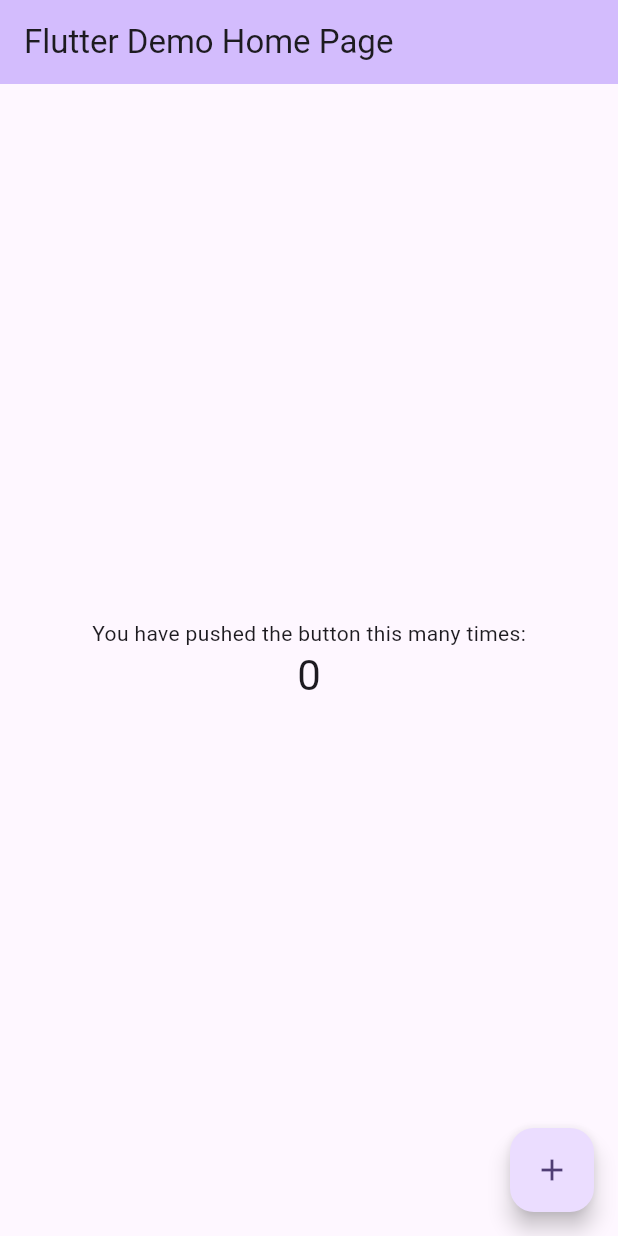
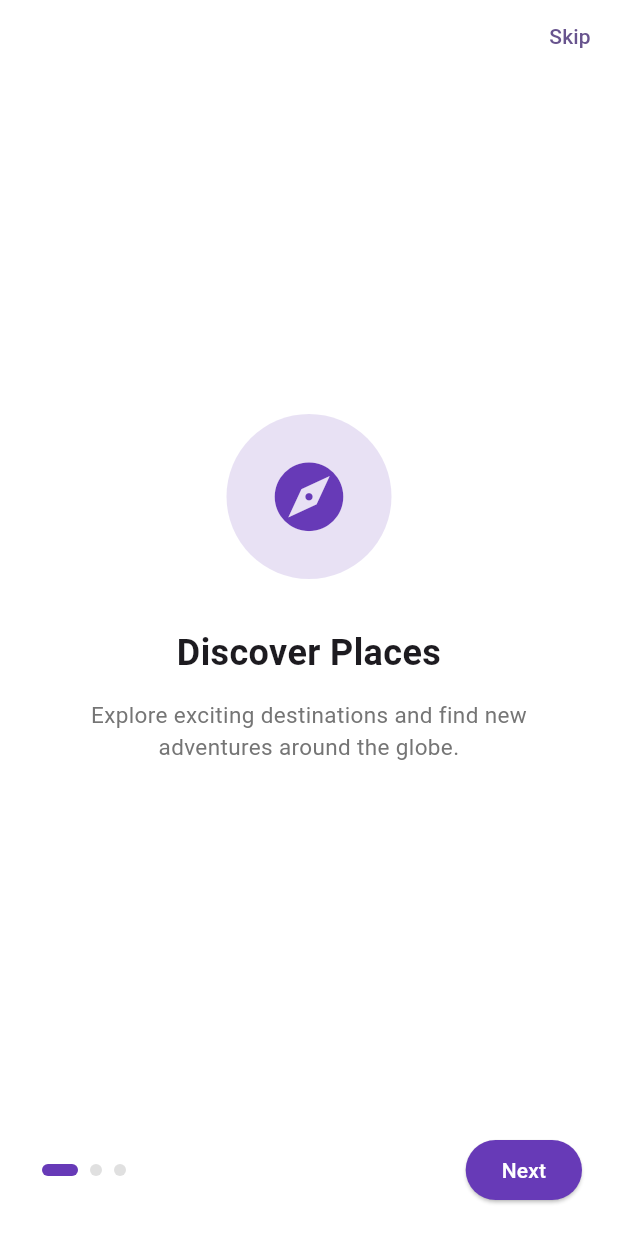
Before and after one commit to charleswereangoye/pageview_widget, a Flutter app: the screen it shows after launch, on a phone screen of 412 x 824 dp. Run offline on Flutter 3.47's test engine with Material 3 defaults, Android fonts, the phone set to English and light mode, and no system bars.

Commit message:
implemented pageview widget on a onboarding screen

```diff
--- a/lib/main.dart
+++ b/lib/main.dart
@@ -7,116 +7,184 @@ void main() {
 class MyApp extends StatelessWidget {
   const MyApp({super.key});
 
-  // This widget is the root of your application.
   @override
   Widget build(BuildContext context) {
     return MaterialApp(
-      title: 'Flutter Demo',
+      debugShowCheckedModeBanner: false,
+      title: 'PageView Demo',
       theme: ThemeData(
-        // This is the theme of your application.
-        //
-        // TRY THIS: Try running your application with "flutter run". You'll see
-        // the application has a purple toolbar. Then, without quitting the app,
-        // try changing the seedColor in the colorScheme below to Colors.green
-        // and then invoke "hot reload" (save your changes or press the "hot
-        // reload" button in a Flutter-supported IDE, or press "r" if you used
-        // the command line to start the app).
-        //
-        // Notice that the counter didn't reset back to zero; the application
-        // state is not lost during the reload. To reset the state, use hot
-        // restart instead.
-        //
-        // This works for code too, not just values: Most code changes can be
-        // tested with just a hot reload.
-        colorScheme: .fromSeed(seedColor: Colors.deepPurple),
+        useMaterial3: true,
+        colorSchemeSeed: Colors.deepPurple,
       ),
-      home: const MyHomePage(title: 'Flutter Demo Home Page'),
+      home: const OnboardingScreen(),
     );
   }
 }
 
-class MyHomePage extends StatefulWidget {
-  const MyHomePage({super.key, required this.title});
-
-  // This widget is the home page of your application. It is stateful, meaning
-  // that it has a State object (defined below) that contains fields that affect
-  // how it looks.
-
-  // This class is the configuration for the state. It holds the values (in this
-  // case the title) provided by the parent (in this case the App widget) and
-  // used by the build method of the State. Fields in a Widget subclass are
-  // always marked "final".
-
-  final String title;
+class OnboardingScreen extends StatefulWidget {
+  const OnboardingScreen({super.key});
 
   @override
-  State<MyHomePage> createState() => _MyHomePageState();
+  State<OnboardingScreen> createState() => _OnboardingScreenState();
 }
 
-class _MyHomePageState extends State<MyHomePage> {
-  int _counter = 0;
+class _OnboardingScreenState extends State<OnboardingScreen> {
+  // Controls page navigation.
+  final PageController _controller = PageController();
 
-  void _incrementCounter() {
-    setState(() {
-      // This call to setState tells the Flutter framework that something has
-      // changed in this State, which causes it to rerun the build method below
-      // so that the display can reflect the updated values. If we changed
-      // _counter without calling setState(), then the build method would not be
-      // called again, and so nothing would appear to happen.
-      _counter++;
-    });
+  // Tracks current page index.
+  int _currentPage = 0;
+
+  @override
+  void dispose() {
+    // Frees memory.
+    _controller.dispose();
+    super.dispose();
+  }
+
+  // Builds individual page UI.
+  Widget _buildPage({
+    required IconData icon,
+    required String title,
+    required String description,
+    required Color color,
+  }) {
+    return Padding(
+      padding: const EdgeInsets.all(32.0),
+      child: Column(
+        mainAxisAlignment: MainAxisAlignment.center,
+        children: [
+          CircleAvatar(
+            radius: 55,
+            backgroundColor: color.withValues(alpha: 0.15),
+            child: Icon(icon, size: 55, color: color),
+          ),
+          const SizedBox(height: 32),
+          Text(
+            title,
+            textAlign: TextAlign.center,
+            style: const TextStyle(
+              fontSize: 24,
+              fontWeight: FontWeight.bold,
+            ),
+          ),
+          const SizedBox(height: 14),
+          Text(
+            description,
+            textAlign: TextAlign.center,
+            style: TextStyle(
+              fontSize: 15,
+              color: Colors.grey.shade600,
+              height: 1.4,
+            ),
+          ),
+        ],
+      ),
+    );
   }
 
   @override
   Widget build(BuildContext context) {
-    // This method is rerun every time setState is called, for instance as done
-    // by the _incrementCounter method above.
-    //
-    // The Flutter framework has been optimized to make rerunning build methods
-    // fast, so that you can just rebuild anything that needs updating rather
-    // than having to individually change instances of widgets.
     return Scaffold(
-      appBar: AppBar(
-        // TRY THIS: Try changing the color here to a specific color (to
-        // Colors.amber, perhaps?) and trigger a hot reload to see the AppBar
-        // change color while the other colors stay the same.
-        backgroundColor: Theme.of(context).colorScheme.inversePrimary,
-        // Here we take the value from the MyHomePage object that was created by
-        // the App.build method, and use it to set our appbar title.
-        title: Text(widget.title),
-      ),
-      body: Center(
-        // Center is a layout widget. It takes a single child and positions it
-        // in the middle of the parent.
+      backgroundColor: Colors.white,
+      body: SafeArea(
         child: Column(
-          // Column is also a layout widget. It takes a list of children and
-          // arranges them vertically. By default, it sizes itself to fit its
-          // children horizontally, and tries to be as tall as its parent.
-          //
-          // Column has various properties to control how it sizes itself and
-          // how it positions its children. Here we use mainAxisAlignment to
-          // center the children vertically; the main axis here is the vertical
-          // axis because Columns are vertical (the cross axis would be
-          // horizontal).
-          //
-          // TRY THIS: Invoke "debug painting" (choose the "Toggle Debug Paint"
-          // action in the IDE, or press "p" in the console), to see the
-          // wireframe for each widget.
-          mainAxisAlignment: .center,
           children: [
-            const Text('You have pushed the button this many times:'),
-            Text(
-              '$_counter',
-              style: Theme.of(context).textTheme.headlineMedium,
+            // Skips to final page.
+            Align(
+              alignment: Alignment.topRight,
+              child: TextButton(
+                onPressed: () {
+                  _controller.jumpToPage(2);
+                },
+                child: const Text('Skip'),
+              ),
+            ),
+
+            // Enables horizontal swiping.
+            Expanded(
+              child: PageView(
+                controller: _controller,
+                onPageChanged: (int index) {
+                  setState(() {
+                    _currentPage = index;
+                  });
+                },
+                children: [
+                  _buildPage(
+                    icon: Icons.explore_rounded,
+                    title: 'Discover Places',
+                    description: 'Explore exciting destinations and find new adventures around the globe.',
+                    color: Colors.deepPurple,
+                  ),
+                  _buildPage(
+                    icon: Icons.bolt_rounded,
+                    title: 'Fast & Simple',
+                    description: 'Plan your trips effortlessly with quick bookings and real-time updates.',
+                    color: Colors.indigo,
+                  ),
+                  _buildPage(
+                    icon: Icons.check_circle_outline_rounded,
+                    title: 'Ready to Go',
+                    description: 'You are all set! Start exploring your dream destinations today.',
+                    color: Colors.teal,
+                  ),
+                ],
+              ),
+            ),
+
+            // Holds dots and next button.
+            Padding(
+              padding: const EdgeInsets.symmetric(horizontal: 24, vertical: 20),
+              child: Row(
+                mainAxisAlignment: MainAxisAlignment.spaceBetween,
+                children: [
+                  // Generates page indicator dots.
+                  Row(
+                    children: List.generate(3, (index) {
+                      final bool isActive = _currentPage == index;
+                      return AnimatedContainer(
+                        duration: const Duration(milliseconds: 300),
+                        margin: const EdgeInsets.symmetric(horizontal: 4),
+                        height: 8,
+                        width: isActive ? 24 : 8,
+                        decoration: BoxDecoration(
+                          color: isActive ? Colors.deepPurple : Colors.grey.shade300,
+                          borderRadius: BorderRadius.circular(4),
+                        ),
+                      );
+                    }),
+                  ),
+
+                  // Handles Next/Get Started actions.
+                  ElevatedButton(
+                    onPressed: () {
+                      if (_currentPage == 2) {
+                        ScaffoldMessenger.of(context).showSnackBar(
+                          const SnackBar(content: Text('Welcome! Onboarding finished.')),
+                        );
+                      } else {
+                        _controller.nextPage(
+                          duration: const Duration(milliseconds: 300),
+                          curve: Curves.easeInOut,
+                        );
+                      }
+                    },
+                    style: ElevatedButton.styleFrom(
+                      backgroundColor: Colors.deepPurple,
+                      foregroundColor: Colors.white,
+                      shape: RoundedRectangleBorder(
+                        borderRadius: BorderRadius.circular(20),
+                      ),
+                    ),
+                    child: Text(_currentPage == 2 ? 'Get Started' : 'Next'),
+                  ),
+                ],
+              ),
             ),
           ],
         ),
       ),
-      floatingActionButton: FloatingActionButton(
-        onPressed: _incrementCounter,
-        tooltip: 'Increment',
-        child: const Icon(Icons.add),
-      ),
     );
   }
 }
```
Also changed, not shown: 2 other files.
